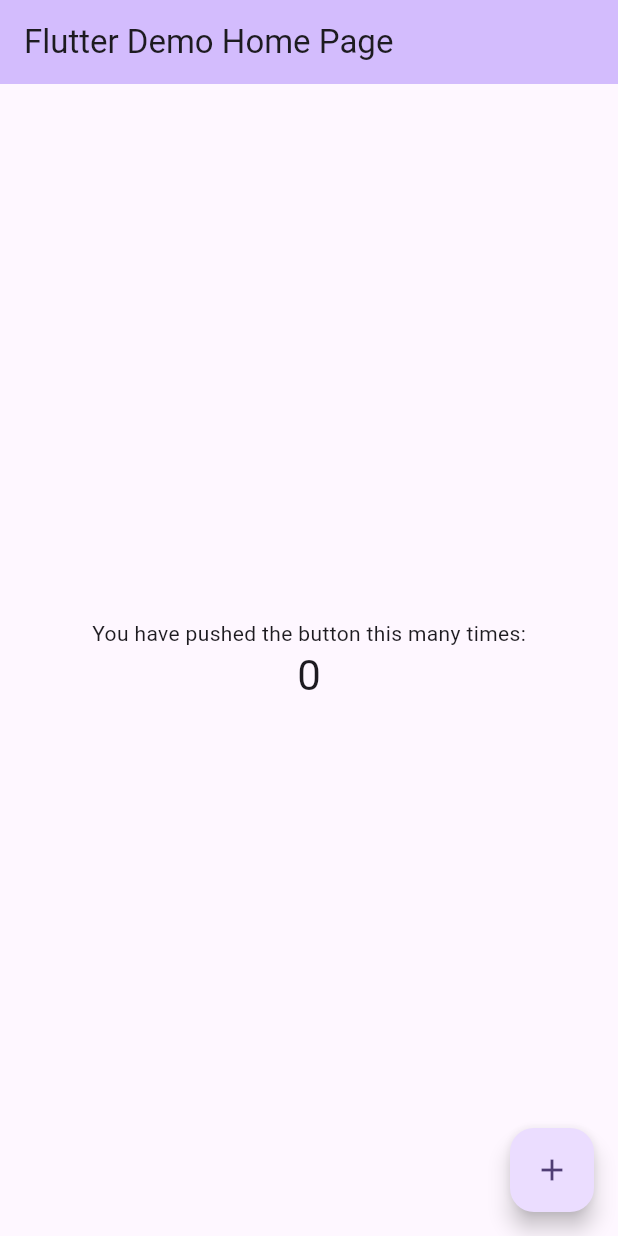
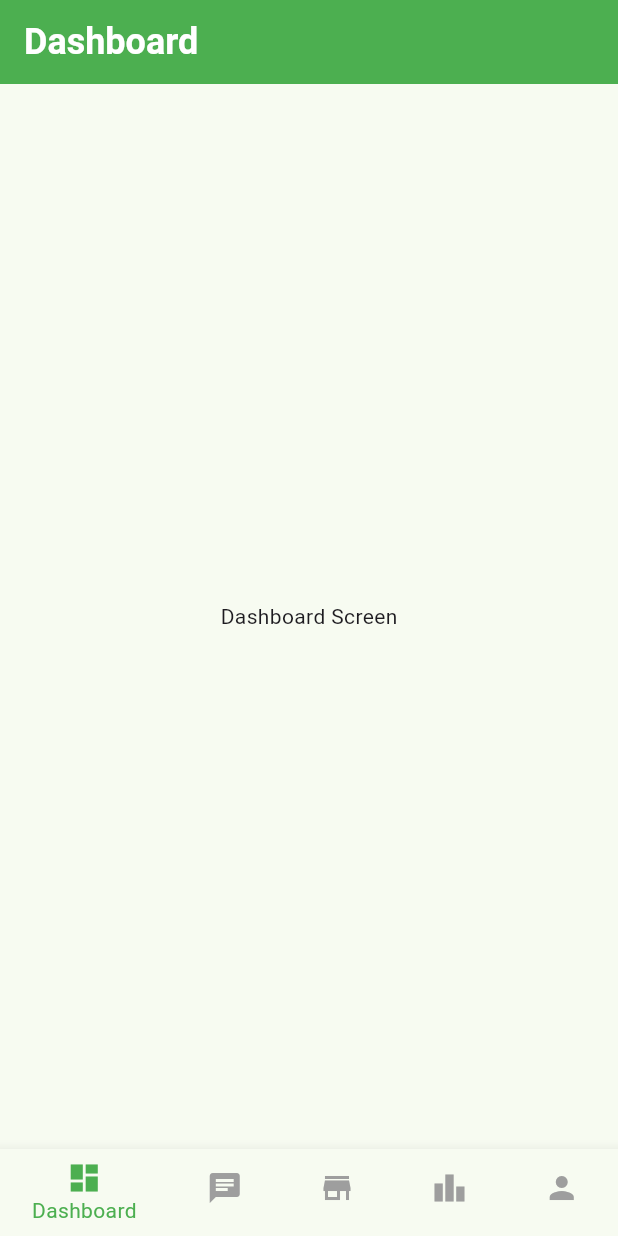
Before and after one commit to PREETHAM1590/myapp, a Flutter app: the screen it shows after launch, on a phone screen of 412 x 824 dp. Run offline on Flutter 3.47's test engine with Material 3 defaults, Android fonts, the phone set to English and light mode, and no system bars; our stand-ins replace go_router, google_fonts.

Commit message:
Changes before Firebase Studio auto-run

```diff
--- /dev/null
+++ b/lib/core/config/app_router.dart
@@ -0,0 +1,55 @@
+import 'package:flutter/material.dart';
+import 'package:go_router/go_router.dart';
+import 'package:myapp/core/widgets/bottom_nav.dart';
+import 'package:myapp/features/authentication/presentation/screens/login_screen.dart';
+import 'package:myapp/features/chatbot/presentation/screens/chatbot_screen.dart';
+import 'package:myapp/features/dashboard/presentation/screens/dashboard_screen.dart';
+import 'package:myapp/features/gamification/presentation/screens/leaderboard_screen.dart';
+import 'package:myapp/features/marketplace/presentation/screens/marketplace_screen.dart';
+import 'package:myapp/features/profile/presentation/screens/profile_screen.dart';
+import 'package:myapp/features/tracking/presentation/screens/tracking_screen.dart';
+import 'package:myapp/features/wallet/presentation/screens/wallet_screen.dart';
+
+final GoRouter router = GoRouter(
+  initialLocation: '/',
+  routes: [
+    GoRoute(
+      path: '/',
+      builder: (context, state) => const BottomNav(),
+      routes: [
+        GoRoute(
+          path: 'login',
+          builder: (context, state) => const LoginScreen(),
+        ),
+        GoRoute(
+          path: 'chatbot',
+          builder: (context, state) => const ChatbotScreen(),
+        ),
+        GoRoute(
+          path: 'dashboard',
+          builder: (context, state) => const DashboardScreen(),
+        ),
+        GoRoute(
+          path: 'leaderboard',
+          builder: (context, state) => const LeaderboardScreen(),
+        ),
+        GoRoute(
+          path: 'marketplace',
+          builder: (context, state) => const MarketplaceScreen(),
+        ),
+        GoRoute(
+          path: 'profile',
+          builder: (context, state) => const ProfileScreen(),
+        ),
+        GoRoute(
+          path: 'tracking',
+          builder: (context, state) => const TrackingScreen(),
+        ),
+        GoRoute(
+          path: 'wallet',
+          builder: (context, state) => const WalletScreen(),
+        ),
+      ],
+    ),
+  ],
+);
--- /dev/null
+++ b/lib/core/config/theme.dart
@@ -0,0 +1,70 @@
+import 'package:flutter/material.dart';
+import 'package:google_fonts/google_fonts.dart';
+
+class AppTheme {
+  static ThemeData get lightTheme {
+    return ThemeData(
+      useMaterial3: true,
+      colorScheme: ColorScheme.fromSeed(
+        seedColor: Colors.green,
+        brightness: Brightness.light,
+      ),
+      textTheme: GoogleFonts.getTextTheme('Roboto'),
+      appBarTheme: AppBarTheme(
+        backgroundColor: Colors.green,
+        foregroundColor: Colors.white,
+        titleTextStyle: GoogleFonts.roboto(
+          fontSize: 24,
+          fontWeight: FontWeight.bold,
+        ),
+      ),
+      elevatedButtonTheme: ElevatedButtonThemeData(
+        style: ElevatedButton.styleFrom(
+          foregroundColor: Colors.white,
+          backgroundColor: Colors.green,
+          shape: RoundedRectangleBorder(
+            borderRadius: BorderRadius.circular(8),
+          ),
+          padding: const EdgeInsets.symmetric(horizontal: 24, vertical: 12),
+          textStyle: GoogleFonts.roboto(
+            fontSize: 16,
+            fontWeight: FontWeight.w500,
+          ),
+        ),
+      ),
+    );
+  }
+
+  static ThemeData get darkTheme {
+    return ThemeData(
+      useMaterial3: true,
+      colorScheme: ColorScheme.fromSeed(
+        seedColor: Colors.green,
+        brightness: Brightness.dark,
+      ),
+      textTheme: GoogleFonts.getTextTheme('Roboto'),
+      appBarTheme: AppBarTheme(
+        backgroundColor: Colors.grey[900],
+        foregroundColor: Colors.white,
+        titleTextStyle: GoogleFonts.roboto(
+          fontSize: 24,
+          fontWeight: FontWeight.bold,
+        ),
+      ),
+      elevatedButtonTheme: ElevatedButtonThemeData(
+        style: ElevatedButton.styleFrom(
+          foregroundColor: Colors.black,
+          backgroundColor: Colors.green.shade200,
+          shape: RoundedRectangleBorder(
+            borderRadius: BorderRadius.circular(8),
+          ),
+          padding: const EdgeInsets.symmetric(horizontal: 24, vertical: 12),
+          textStyle: GoogleFonts.roboto(
+            fontSize: 16,
+            fontWeight: FontWeight.w500,
+          ),
+        ),
+      ),
+    );
+  }
+}
--- /dev/null
+++ b/lib/core/widgets/bottom_nav.dart
@@ -0,0 +1,65 @@
+import 'package:flutter/material.dart';
+import 'package:myapp/features/dashboard/presentation/screens/dashboard_screen.dart';
+import 'package:myapp/features/chatbot/presentation/screens/chatbot_screen.dart';
+import 'package:myapp/features/marketplace/presentation/screens/marketplace_screen.dart';
+import 'package:myapp/features/gamification/presentation/screens/leaderboard_screen.dart';
+import 'package:myapp/features/profile/presentation/screens/profile_screen.dart';
+
+class BottomNav extends StatefulWidget {
+  const BottomNav({super.key});
+
+  @override
+  State<BottomNav> createState() => _BottomNavState();
+}
+
+class _BottomNavState extends State<BottomNav> {
+  int _selectedIndex = 0;
+  final List<Widget> _screens = [
+    const DashboardScreen(),
+    const ChatbotScreen(),
+    const MarketplaceScreen(),
+    const LeaderboardScreen(),
+    const ProfileScreen(),
+  ];
+
+  void _onItemTapped(int index) {
+    setState(() {
+      _selectedIndex = index;
+    });
+  }
+
+  @override
+  Widget build(BuildContext context) {
+    return Scaffold(
+      body: _screens[_selectedIndex],
+      bottomNavigationBar: BottomNavigationBar(
+        items: const <BottomNavigationBarItem>[
+          BottomNavigationBarItem(
+            icon: Icon(Icons.dashboard),
+            label: 'Dashboard',
+          ),
+          BottomNavigationBarItem(
+            icon: Icon(Icons.chat),
+            label: 'Chatbot',
+          ),
+          BottomNavigationBarItem(
+            icon: Icon(Icons.store),
+            label: 'Marketplace',
+          ),
+          BottomNavigationBarItem(
+            icon: Icon(Icons.leaderboard),
+            label: 'Leaderboard',
+          ),
+          BottomNavigationBarItem(
+            icon: Icon(Icons.person),
+            label: 'Profile',
+          ),
+        ],
+        currentIndex: _selectedIndex,
+        selectedItemColor: Colors.green,
+        unselectedItemColor: Colors.grey,
+        onTap: _onItemTapped,
+      ),
+    );
+  }
+}
--- /dev/null
+++ b/lib/features/dashboard/presentation/screens/dashboard_screen.dart
@@ -0,0 +1,17 @@
+import 'package:flutter/material.dart';
+
+class DashboardScreen extends StatelessWidget {
+  const DashboardScreen({super.key});
+
+  @override
+  Widget build(BuildContext context) {
+    return Scaffold(
+      appBar: AppBar(
+        title: const Text('Dashboard'),
+      ),
+      body: const Center(
+        child: Text('Dashboard Screen'),
+      ),
+    );
+  }
+}
--- a/lib/main.dart
+++ b/lib/main.dart
@@ -1,4 +1,6 @@
 import 'package:flutter/material.dart';
+import 'package:myapp/core/config/app_router.dart';
+import 'package:myapp/core/config/theme.dart';
 
 void main() {
   runApp(const MyApp());
@@ -7,116 +9,13 @@ void main() {
 class MyApp extends StatelessWidget {
   const MyApp({super.key});
 
-  // This widget is the root of your application.
   @override
   Widget build(BuildContext context) {
-    return MaterialApp(
-      title: 'Flutter Demo',
-      theme: ThemeData(
-        // This is the theme of your application.
-        //
-        // TRY THIS: Try running your application with "flutter run". You'll see
-        // the application has a purple toolbar. Then, without quitting the app,
-        // try changing the seedColor in the colorScheme below to Colors.green
-        // and then invoke "hot reload" (save your changes or press the "hot
-        // reload" button in a Flutter-supported IDE, or press "r" if you used
-        // the command line to start the app).
-        //
-        // Notice that the counter didn't reset back to zero; the application
-        // state is not lost during the reload. To reset the state, use hot
-        // restart instead.
-        //
-        // This works for code too, not just values: Most code changes can be
-        // tested with just a hot reload.
-        colorScheme: ColorScheme.fromSeed(seedColor: Colors.deepPurple),
-      ),
-      home: const MyHomePage(title: 'Flutter Demo Home Page'),
+    return MaterialApp.router(
+      title: 'Recycle App',
+      theme: AppTheme.lightTheme,
+      darkTheme: AppTheme.darkTheme,
+      routerConfig: router,
     );
   }
 }
-
-class MyHomePage extends StatefulWidget {
-  const MyHomePage({super.key, required this.title});
-
-  // This widget is the home page of your application. It is stateful, meaning
-  // that it has a State object (defined below) that contains fields that affect
-  // how it looks.
-
-  // This class is the configuration for the state. It holds the values (in this
-  // case the title) provided by the parent (in this case the App widget) and
-  // used by the build method of the State. Fields in a Widget subclass are
-  // always marked "final".
-
-  final String title;
-
-  @override
-  State<MyHomePage> createState() => _MyHomePageState();
-}
-
-class _MyHomePageState extends State<MyHomePage> {
-  int _counter = 0;
-
-  void _incrementCounter() {
-    setState(() {
-      // This call to setState tells the Flutter framework that something has
-      // changed in this State, which causes it to rerun the build method below
-      // so that the display can reflect the updated values. If we changed
-      // _counter without calling setState(), then the build method would not be
-      // called again, and so nothing would appear to happen.
-      _counter++;
-    });
-  }
-
-  @override
-  Widget build(BuildContext context) {
-    // This method is rerun every time setState is called, for instance as done
-    // by the _incrementCounter method above.
-    //
-    // The Flutter framework has been optimized to make rerunning build methods
-    // fast, so that you can just rebuild anything that needs updating rather
-    // than having to individually change instances of widgets.
-    return Scaffold(
-      appBar: AppBar(
-        // TRY THIS: Try changing the color here to a specific color (to
-        // Colors.amber, perhaps?) and trigger a hot reload to see the AppBar
-        // change color while the other colors stay the same.
-        backgroundColor: Theme.of(context).colorScheme.inversePrimary,
-        // Here we take the value from the MyHomePage object that was created by
-        // the App.build method, and use it to set our appbar title.
-        title: Text(widget.title),
-      ),
-      body: Center(
-        // Center is a layout widget. It takes a single child and positions it
-        // in the middle of the parent.
-        child: Column(
-          // Column is also a layout widget. It takes a list of children and
-          // arranges them vertically. By default, it sizes itself to fit its
-          // children horizontally, and tries to be as tall as its parent.
-          //
-          // Column has various properties to control how it sizes itself and
-          // how it positions its children. Here we use mainAxisAlignment to
-          // center the children vertically; the main axis here is the vertical
-          // axis because Columns are vertical (the cross axis would be
-          // horizontal).
-          //
-          // TRY THIS: Invoke "debug painting" (choose the "Toggle Debug Paint"
-          // action in the IDE, or press "p" in the console), to see the
-          // wireframe for each widget.
-          mainAxisAlignment: MainAxisAlignment.center,
-          children: <Widget>[
-            const Text('You have pushed the button this many times:'),
-            Text(
-              '$_counter',
-              style: Theme.of(context).textTheme.headlineMedium,
-            ),
-          ],
-        ),
-      ),
-      floatingActionButton: FloatingActionButton(
-        onPressed: _incrementCounter,
-        tooltip: 'Increment',
-        child: const Icon(Icons.add),
-      ), // This trailing comma makes auto-formatting nicer for build methods.
-    );
-  }
-}
--- a/pubspec.yaml
+++ b/pubspec.yaml
@@ -34,6 +34,12 @@ dependencies:
   # The following adds the Cupertino Icons font to your application.
   # Use with the CupertinoIcons class for iOS style icons.
   cupertino_icons: ^1.0.8
+  provider: ^6.1.5+1
+  google_fonts: ^6.3.1
+  firebase_core: ^4.1.0
+  firebase_auth: ^6.0.2
+  google_sign_in: ^7.2.0
+  go_router: ^16.2.2
 
 dev_dependencies:
   flutter_test:
```
Also changed, not shown: lib/features/authentication/presentation/screens/login_screen.dart (added, +17 -0 lines), lib/features/chatbot/presentation/screens/chatbot_screen.dart (added, +17 -0 lines), lib/features/gamification/presentation/screens/leaderboard_screen.dart (added, +17 -0 lines), lib/features/marketplace/presentation/screens/marketplace_screen.dart (added, +17 -0 lines), lib/features/profile/presentation/screens/profile_screen.dart (added, +17 -0 lines), lib/features/tracking/presentation/screens/tracking_screen.dart (added, +17 -0 lines), lib/features/wallet/presentation/screens/wallet_screen.dart (added, +17 -0 lines), .idx/mcp.json, pubspec.lock, 1 other file.
